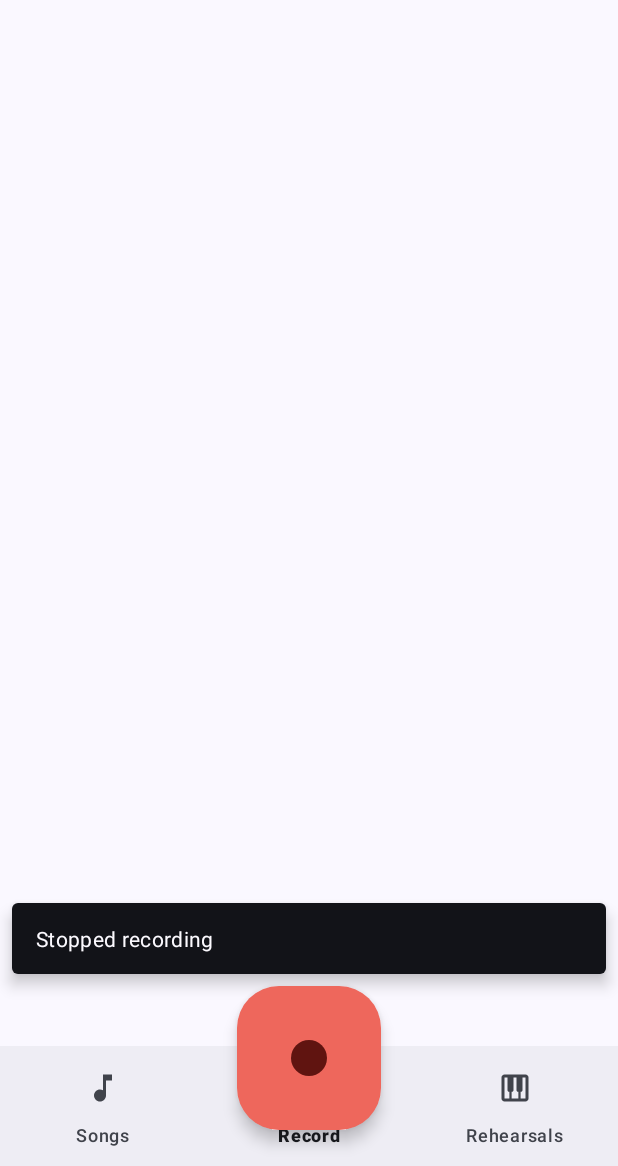
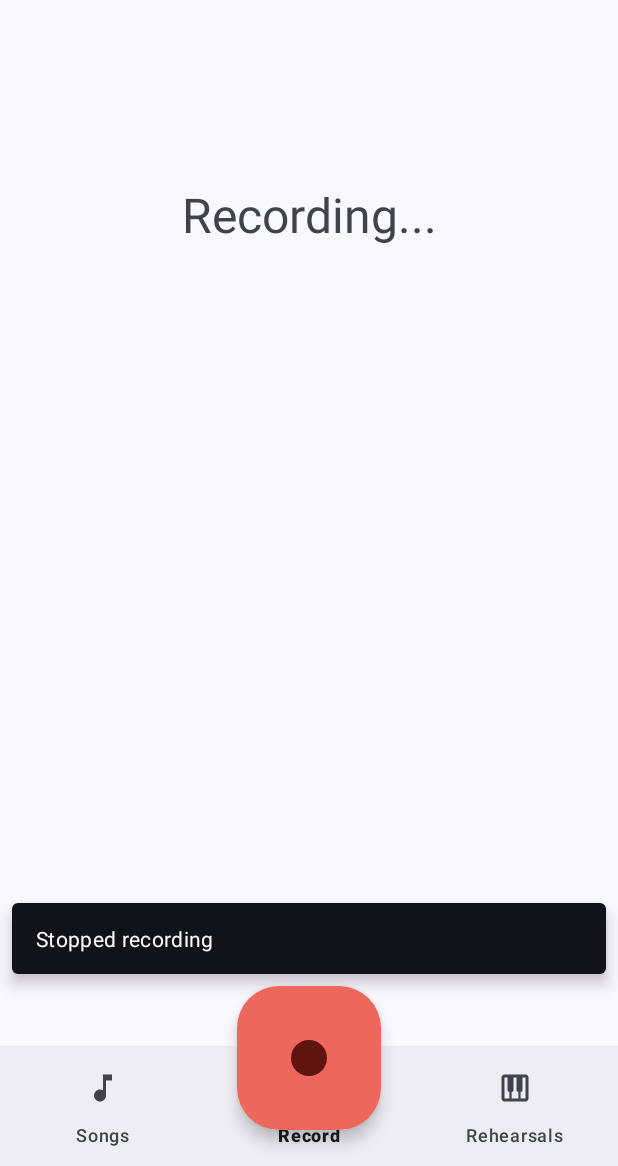
Before and after one commit to LorenzoLeonardini/Rehcorder, an Android app: the screen it shows after launch (MainActivity), after a tap on "Record", on a phone screen of 412 x 824 dp, the part 70-1236 px from its top. Run offline under Robolectric (Android 15) with nearby library versions, the phone set to English and light mode, and no system bars; our stand-ins replace navigation-ui.

Commit message:
[FIX] Refactor and recording fragment

```diff
--- a/app/src/main/java/dev/leonardini/rehcorder/MainActivity.kt
+++ b/app/src/main/java/dev/leonardini/rehcorder/MainActivity.kt
@@ -22,7 +22,7 @@ import androidx.core.content.ContextCompat
 import androidx.core.view.get
 import com.google.android.material.bottomappbar.BottomAppBar
 import com.google.android.material.snackbar.BaseTransientBottomBar
-import dev.leonardini.alarm.MaterialInfoDialogFragment
+import dev.leonardini.rehcorder.MaterialInfoDialogFragment
 import dev.leonardini.rehcorder.databinding.ActivityMainBinding
 import java.io.IOException
 
--- a/app/src/main/res/layout/fragment_recording.xml
+++ b/app/src/main/res/layout/fragment_recording.xml
@@ -13,6 +13,17 @@
         android:paddingTop="8dp"
         android:paddingBottom="32dp">
 
+        <TextView
+            style="@style/TextAppearance.Material3.HeadlineLarge"
+            android:layout_width="match_parent"
+            android:layout_height="wrap_content"
+            android:paddingTop="96dp"
+            android:text="Recording..."
+            android:textAlignment="center"
+            app:layout_constraintBottom_toBottomOf="parent"
+            app:layout_constraintLeft_toLeftOf="parent"
+            app:layout_constraintRight_toRightOf="parent"
+            app:layout_constraintTop_toTopOf="parent" />
 
     </androidx.constraintlayout.widget.ConstraintLayout>
 </androidx.core.widget.NestedScrollView>
```
